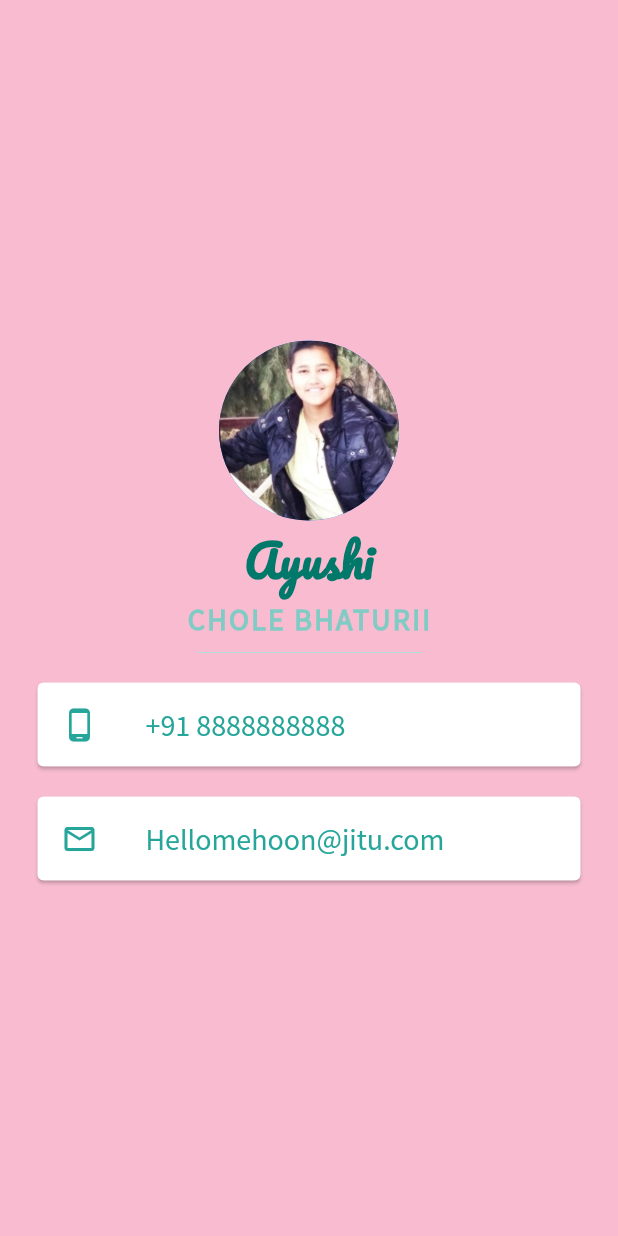
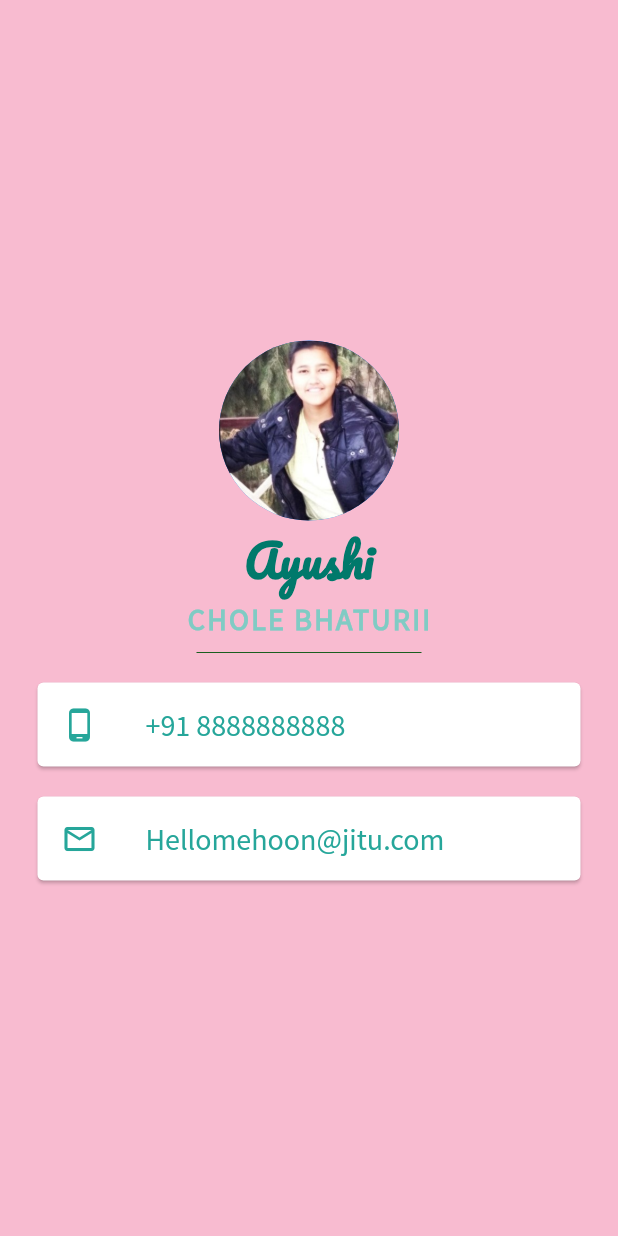
Before and after one commit to Jitender-yaduvanshi/ProfileCard, a Flutter app: the screen it shows after launch, on a phone screen of 412 x 824 dp. Run offline on Flutter 3.47's test engine with Material 2 defaults, Android fonts, the phone set to English and light mode, and no system bars.

```diff
--- a/lib/main.dart
+++ b/lib/main.dart
@@ -43,7 +43,7 @@ class MyApp extends StatelessWidget {
                 height: 20.0,
                 width: 150.0,
                 child: Divider(
-                  color: Colors.teal.shade100,
+                  color: Colors.green.shade900,
                 ),
               ),
               Card(
```
Also changed, not shown: 5 other files.
